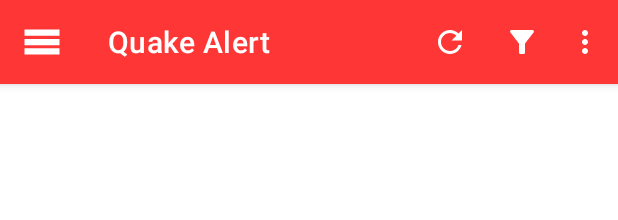
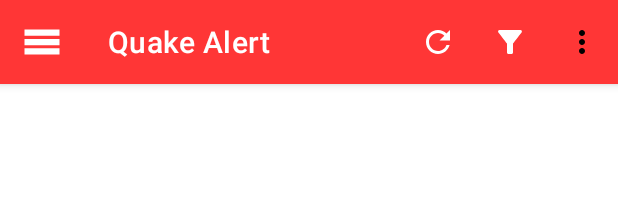
Before and after one commit to sahil77vishwakarma/Earthquake-App, an Android app: the layout activity_main.xml on its own in the app's theme, with its tools: preview values and no code run, on a phone screen of 412 x 824 dp. Shown: the top 220 px of the screen. Run offline under Robolectric (Android 15) with nearby library versions, the phone set to English and light mode, and no system bars.

Commit message:
check and arrange

```diff
--- a/app/src/main/AndroidManifest.xml
+++ b/app/src/main/AndroidManifest.xml
@@ -2,8 +2,14 @@
 <manifest xmlns:android="http://schemas.android.com/apk/res/android"
     xmlns:tools="http://schemas.android.com/tools">
 
+    <uses-feature
+        android:name="android.hardware.camera"
+        android:required="false" />
+
     <uses-permission android:name="android.permission.INTERNET" />
     <uses-permission android:name="android.permission.ACCESS_NETWORK_STATE" />
+    <uses-permission android:name="android.permission.READ_EXTERNAL_STORAGE" />
+    <uses-permission android:name="android.permission.CAMERA" />
 
     <application
         android:allowBackup="true"
--- /dev/null
+++ b/app/src/main/res/drawable/circular_background.xml
@@ -0,0 +1,5 @@
+<?xml version="1.0" encoding="utf-8"?>
+<shape xmlns:android="http://schemas.android.com/apk/res/android">
+    <solid android:color="@android:color/black" /> <!-- Set the background color to transparent -->
+    <corners android:radius="1000dp" /> <!-- Set a large radius to make it circular -->
+</shape>
--- /dev/null
+++ b/app/src/main/res/drawable/ic_info_24.xml
@@ -0,0 +1,5 @@
+<vector android:height="24dp" android:tint="#000000"
+    android:viewportHeight="24" android:viewportWidth="24"
+    android:width="24dp" xmlns:android="http://schemas.android.com/apk/res/android">
+    <path android:fillColor="@android:color/white" android:pathData="M12,2C6.48,2 2,6.48 2,12s4.48,10 10,10 10,-4.48 10,-10S17.52,2 12,2zM13,17h-2v-6h2v6zM13,9h-2L11,7h2v2z"/>
+</vector>
--- /dev/null
+++ b/app/src/main/res/drawable/ic_location_on_24.xml
@@ -0,0 +1,5 @@
+<vector android:height="24dp" android:tint="#000000"
+    android:viewportHeight="24" android:viewportWidth="24"
+    android:width="24dp" xmlns:android="http://schemas.android.com/apk/res/android">
+    <path android:fillColor="@android:color/white" android:pathData="M12,2C8.13,2 5,5.13 5,9c0,5.25 7,13 7,13s7,-7.75 7,-13c0,-3.87 -3.13,-7 -7,-7zM12,11.5c-1.38,0 -2.5,-1.12 -2.5,-2.5s1.12,-2.5 2.5,-2.5 2.5,1.12 2.5,2.5 -1.12,2.5 -2.5,2.5z"/>
+</vector>
--- /dev/null
+++ b/app/src/main/res/drawable/ic_mode_edit_24.xml
@@ -0,0 +1,5 @@
+<vector android:height="24dp" android:tint="#000000"
+    android:viewportHeight="24" android:viewportWidth="24"
+    android:width="24dp" xmlns:android="http://schemas.android.com/apk/res/android">
+    <path android:fillColor="@android:color/white" android:pathData="M3,17.25V21h3.75L17.81,9.94l-3.75,-3.75L3,17.25zM20.71,7.04c0.39,-0.39 0.39,-1.02 0,-1.41l-2.34,-2.34c-0.39,-0.39 -1.02,-0.39 -1.41,0l-1.83,1.83 3.75,3.75 1.83,-1.83z"/>
+</vector>
--- /dev/null
+++ b/app/src/main/res/drawable/ic_more_vert.xml
@@ -0,0 +1,5 @@
+<vector android:height="24dp" android:tint="#000000"
+    android:viewportHeight="24" android:viewportWidth="24"
+    android:width="24dp" xmlns:android="http://schemas.android.com/apk/res/android">
+    <path android:fillColor="@android:color/white" android:pathData="M12,8c1.1,0 2,-0.9 2,-2s-0.9,-2 -2,-2 -2,0.9 -2,2 0.9,2 2,2zM12,10c-1.1,0 -2,0.9 -2,2s0.9,2 2,2 2,-0.9 2,-2 -0.9,-2 -2,-2zM12,16c-1.1,0 -2,0.9 -2,2s0.9,2 2,2 2,-0.9 2,-2 -0.9,-2 -2,-2z"/>
+</vector>
--- /dev/null
+++ b/app/src/main/res/drawable/ic_person_24.xml
@@ -0,0 +1,5 @@
+<vector android:height="24dp" android:tint="#000000"
+    android:viewportHeight="24" android:viewportWidth="24"
+    android:width="24dp" xmlns:android="http://schemas.android.com/apk/res/android">
+    <path android:fillColor="@android:color/white" android:pathData="M12,12c2.21,0 4,-1.79 4,-4s-1.79,-4 -4,-4 -4,1.79 -4,4 1.79,4 4,4zM12,14c-2.67,0 -8,1.34 -8,4v2h16v-2c0,-2.66 -5.33,-4 -8,-4z"/>
+</vector>
--- /dev/null
+++ b/app/src/main/res/drawable/ic_share_24.xml
@@ -0,0 +1,5 @@
+<vector android:height="24dp" android:tint="#000000"
+    android:viewportHeight="24" android:viewportWidth="24"
+    android:width="24dp" xmlns:android="http://schemas.android.com/apk/res/android">
+    <path android:fillColor="@android:color/white" android:pathData="M18,16.08c-0.76,0 -1.44,0.3 -1.96,0.77L8.91,12.7c0.05,-0.23 0.09,-0.46 0.09,-0.7s-0.04,-0.47 -0.09,-0.7l7.05,-4.11c0.54,0.5 1.25,0.81 2.04,0.81 1.66,0 3,-1.34 3,-3s-1.34,-3 -3,-3 -3,1.34 -3,3c0,0.24 0.04,0.47 0.09,0.7L8.04,9.81C7.5,9.31 6.79,9 6,9c-1.66,0 -3,1.34 -3,3s1.34,3 3,3c0.79,0 1.5,-0.31 2.04,-0.81l7.12,4.16c-0.05,0.21 -0.08,0.43 -0.08,0.65 0,1.61 1.31,2.92 2.92,2.92 1.61,0 2.92,-1.31 2.92,-2.92s-1.31,-2.92 -2.92,-2.92z"/>
+</vector>
--- a/app/src/main/res/menu/tool_bar_menu_item.xml
+++ b/app/src/main/res/menu/tool_bar_menu_item.xml
@@ -4,21 +4,47 @@
 
     <item
         android:id="@+id/refresh"
-        android:title="Refresh"
+        android:title="@string/refresh"
         android:icon="@drawable/baseline_refresh_24"
-        android:contentDescription="Refresh"
+        android:contentDescription="@string/refresh"
         app:showAsAction="ifRoom"/>
 
     <item
         android:id="@+id/filter"
-        android:title="Filter"
+        android:title="@string/filter"
         android:icon="@drawable/toolbar_filter_vector"
         app:showAsAction="ifRoom"/>
 
     <item
         android:id="@+id/more"
-        android:title="More"
+        android:title="more"
+        android:icon="@drawable/ic_more_vert"
         android:contentDescription="More"
-        app:showAsAction="never"/>
+        app:showAsAction="always">
+        <menu>
+            <item
+                android:id="@+id/optAccount"
+                android:title="@string/account"
+                android:icon="@drawable/ic_person_24"
+                app:showAsAction="never"
+                android:titleCondensed="Account"
+                android:textColor="#000000" /> <!-- Add text color here -->
+            <item
+                android:id="@+id/optShare"
+                android:title="@string/share"
+                android:icon="@drawable/ic_share_24"
+                app:showAsAction="never"
+                android:titleCondensed="Share"
+                android:textColor="#000000" /> <!-- Add text color here -->
+            <item
+                android:id="@+id/optAbout"
+                android:title="@string/about"
+                android:icon="@drawable/ic_info_24"
+                app:showAsAction="never"
+                android:titleCondensed="About"
+                android:textColor="#000000" /> <!-- Add text color here -->
+        </menu>
+    </item>
+
 
 </menu>
--- a/app/src/main/res/values/strings.xml
+++ b/app/src/main/res/values/strings.xml
@@ -10,4 +10,9 @@
     <string name="arrangeYourRoomForSafety">Make sure that bookcases, large file cabinets, and artwork on walls are anchored. Store heavy objects on low shelves. Put breakable objects in cabinets with latches.</string>
     <string name="knowTheBuildingEvacuationPoint">Be familiar with the established gathering on building for major emergencies.</string>
     <string name="indoorsDuringAnEarthquake">• Move away from windows, bookcases, and large objects.\n• Go to a safe location - under a desk, a table, or along an interior wall.\n• If you have no protection: drop to the floor, and cover your head and face.\n• Stay under cover until after the shaking stops, and you are sure that debris is no longer falling.\n• Do not stand in a doorway, as some previoussafety guidelines recommended. A swinging doorcan cause injuries.\n• In a crowded place, do not rush to the exit. More injuries are caused by panic than by earthquakes themselves.</string>
+    <string name="refresh">Refresh</string>
+    <string name="filter">Filter</string>
+    <string name="account">Account</string>
+    <string name="share">Share</string>
+    <string name="about">About</string>
 </resources>
```
Also changed, not shown: app/build.gradle (+8 -2 lines), app/src/main/java/com/example/quakereport/MainActivity.kt (+29 -1 lines), app/src/main/java/com/example/quakereport/screens/ProfileActivity.kt (added, +48 -0 lines), app/src/main/res/layout/activity_about.xml (added, +122 -0 lines), app/src/main/res/layout/layout_profile.xml (added, +103 -0 lines).
